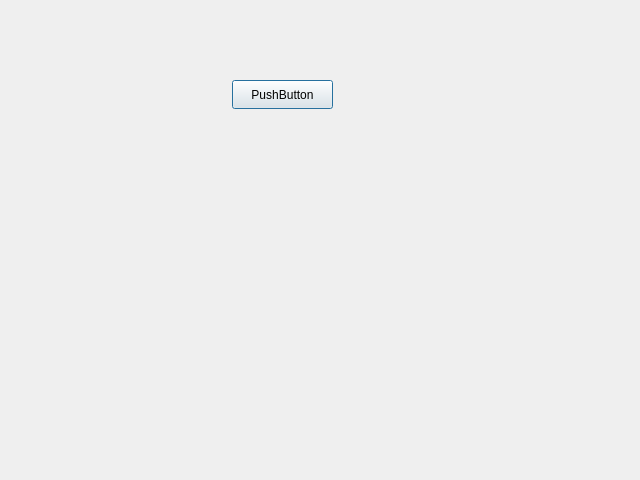
The window that dialog.ui (FRANZ2103/SQLITE_DB) describes before a commit, drawn with Qt 5.
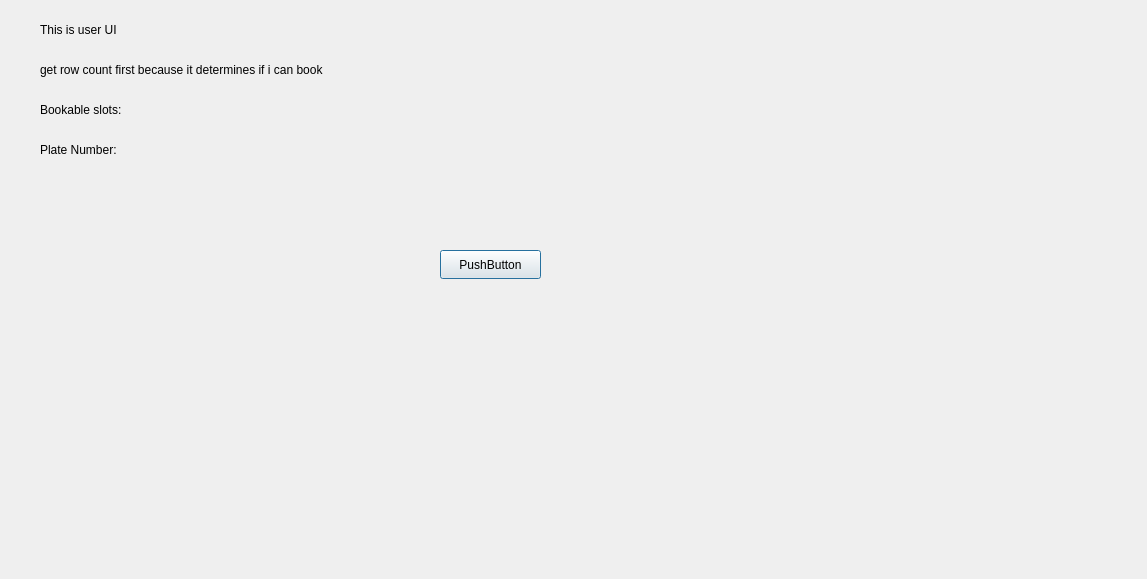
The same window after the commit.

The edit to the form file:
```diff
--- a/dialog.ui
+++ b/dialog.ui
@@ -6,8 +6,8 @@
    <rect>
     <x>0</x>
     <y>0</y>
-    <width>640</width>
-    <height>480</height>
+    <width>1147</width>
+    <height>579</height>
    </rect>
   </property>
   <property name="windowTitle">
@@ -16,8 +16,8 @@
   <widget class="QPushButton" name="pushButton">
    <property name="geometry">
     <rect>
-     <x>232</x>
-     <y>80</y>
+     <x>440</x>
+     <y>250</y>
      <width>101</width>
      <height>29</height>
     </rect>
@@ -26,6 +26,58 @@
     <string>PushButton</string>
    </property>
   </widget>
+  <widget class="QLabel" name="label">
+   <property name="geometry">
+    <rect>
+     <x>40</x>
+     <y>20</y>
+     <width>141</width>
+     <height>20</height>
+    </rect>
+   </property>
+   <property name="text">
+    <string>This is user UI</string>
+   </property>
+  </widget>
+  <widget class="QLabel" name="label_2">
+   <property name="geometry">
+    <rect>
+     <x>40</x>
+     <y>60</y>
+     <width>461</width>
+     <height>20</height>
+    </rect>
+   </property>
+   <property name="text">
+    <string>get row count first because it determines if i can book</string>
+   </property>
+  </widget>
+  <widget class="QLabel" name="slotsAvailable">
+   <property name="geometry">
+    <rect>
+     <x>40</x>
+     <y>100</y>
+     <width>151</width>
+     <height>20</height>
+    </rect>
+   </property>
+   <property name="text">
+    <string>Bookable slots:</string>
+   </property>
+  </widget>
+  <widget class="QLabel" name="plateNumDisplay">
+   <property name="geometry">
+    <rect>
+     <x>40</x>
+     <y>140</y>
+     <width>141</width>
+     <height>20</height>
+    </rect>
+   </property>
+   <property name="text">
+    <string>Plate Number:</string>
+   </property>
+  </widget>
  </widget>
  <resources/>
  <connections/>
```
